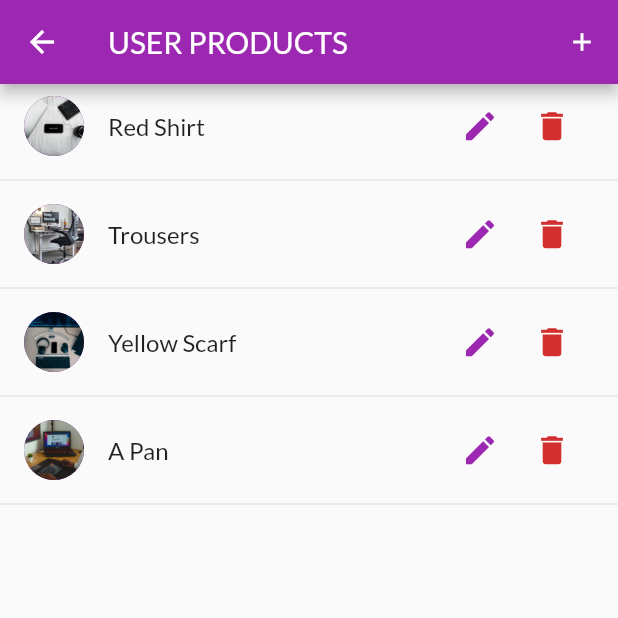
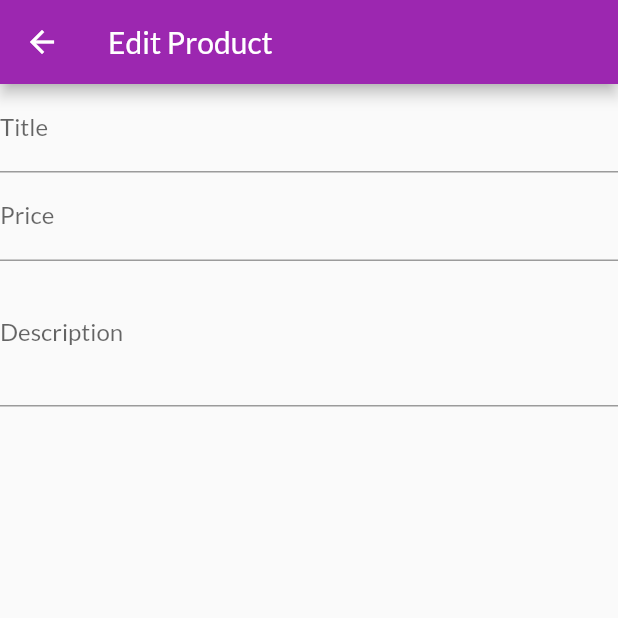
Before and after one commit to omar-hadek/shop-app, a Flutter app: the UserProductsScreen screen opened by its route, after a tap on the "add" icon, on a phone screen of 412 x 824 dp, the top half of it. Run offline on Flutter 3.47's test engine with Material 2 defaults, Android fonts, the phone set to English and light mode, and no system bars.

Commit message:
added edit product screen with first 3 text fields

```diff
--- a/lib/main.dart
+++ b/lib/main.dart
@@ -8,6 +8,7 @@ import '/providers/Cart.dart';
 import '/providers/products.dart';
 import './screens/orders_screen.dart';
 import './screens/user_products_screen.dart';
+import './screens/edit_product_screen.dart';
 
 void main() {
   runApp(MyApp());
@@ -42,6 +43,7 @@ class MyApp extends StatelessWidget {
             CartScreen.routeName: (context) => CartScreen(),
             OrdersScreen.routeName: (context) => OrdersScreen(),
             UserProductsScreen.routeName: (context) => UserProductsScreen(),
+            EditProductScreen.routeName: (context) => EditProductScreen(),
           }),
     );
   }
--- /dev/null
+++ b/lib/screens/edit_product_screen.dart
@@ -0,0 +1,64 @@
+import 'package:flutter/material.dart';
+
+class EditProductScreen extends StatefulWidget {
+  EditProductScreen({Key? key}) : super(key: key);
+  static const routeName = 'edit_product';
+
+  @override
+  _EditProductScreenState createState() => _EditProductScreenState();
+}
+
+class _EditProductScreenState extends State<EditProductScreen> {
+  final _priceFocusNode = FocusNode();
+  final _descriptionFocusNode = FocusNode();
+
+  @override
+  void dispose() {
+    _priceFocusNode.dispose();
+    _descriptionFocusNode.dispose();
+    super.dispose();
+  }
+
+  @override
+  Widget build(BuildContext context) {
+    return Scaffold(
+      appBar: AppBar(
+        title: Text('Edit Product'),
+      ),
+      body: Form(
+        child: ListView(
+          children: [
+            TextFormField(
+              decoration: InputDecoration(
+                labelText: 'Title',
+              ),
+              textInputAction: TextInputAction.next,
+              onFieldSubmitted: (_) {
+                FocusScope.of(context).requestFocus(_priceFocusNode);
+              },
+            ),
+            TextFormField(
+              decoration: InputDecoration(
+                labelText: 'Price',
+              ),
+              keyboardType: TextInputType.numberWithOptions(decimal: true),
+              textInputAction: TextInputAction.next,
+              focusNode: _priceFocusNode,
+              onFieldSubmitted: (_) {
+                FocusScope.of(context).requestFocus(_descriptionFocusNode);
+              },
+            ),
+            TextFormField(
+              decoration: InputDecoration(
+                labelText: 'Description',
+              ),
+              maxLines: 3,
+              keyboardType: TextInputType.multiline,
+              focusNode: _descriptionFocusNode,
+            ),
+          ],
+        ),
+      ),
+    );
+  }
+}
--- a/lib/screens/user_products_screen.dart
+++ b/lib/screens/user_products_screen.dart
@@ -1,4 +1,5 @@
 import 'package:flutter/material.dart';
+import 'package:myshop/screens/edit_product_screen.dart';
 import 'package:myshop/widgets/user_products_item.dart';
 import '../providers/products.dart';
 import 'package:provider/provider.dart';
@@ -15,7 +16,9 @@ class UserProductsScreen extends StatelessWidget {
         title: Text('USER PRODUCTS'),
         actions: [
           IconButton(icon:Icon(Icons.add,size: 20.0,),
-          onPressed: (){}),
+          onPressed: (){
+            Navigator.of(context).pushNamed(EditProductScreen.routeName);
+          }),
         ],
       ),
       body: ListView.builder(
```
